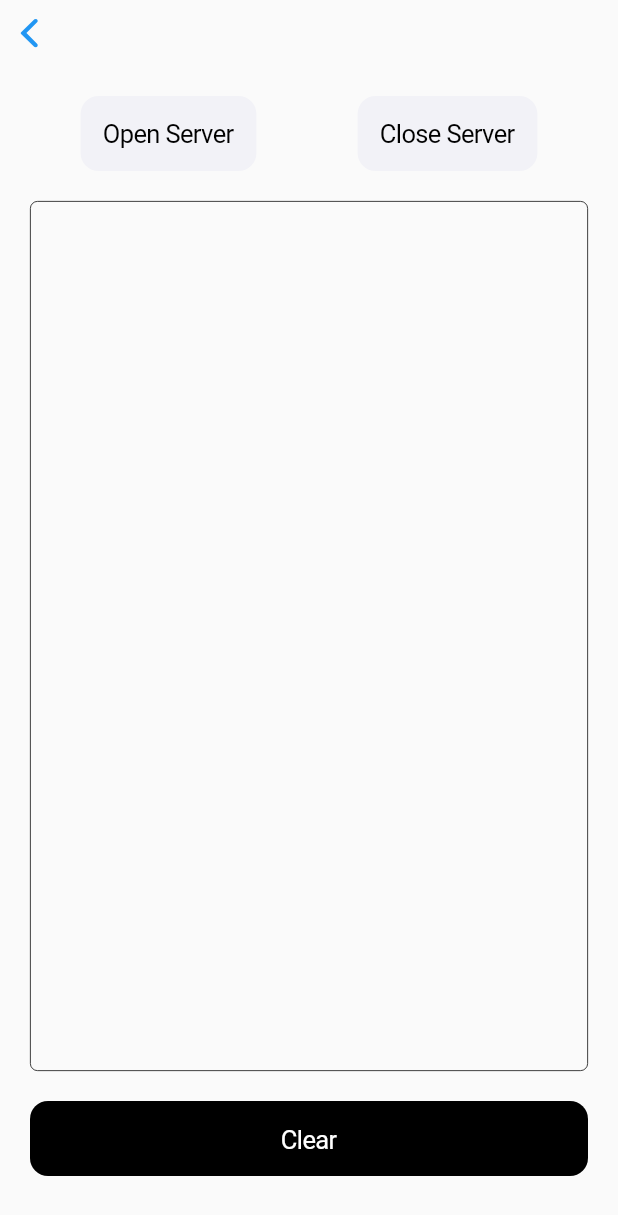
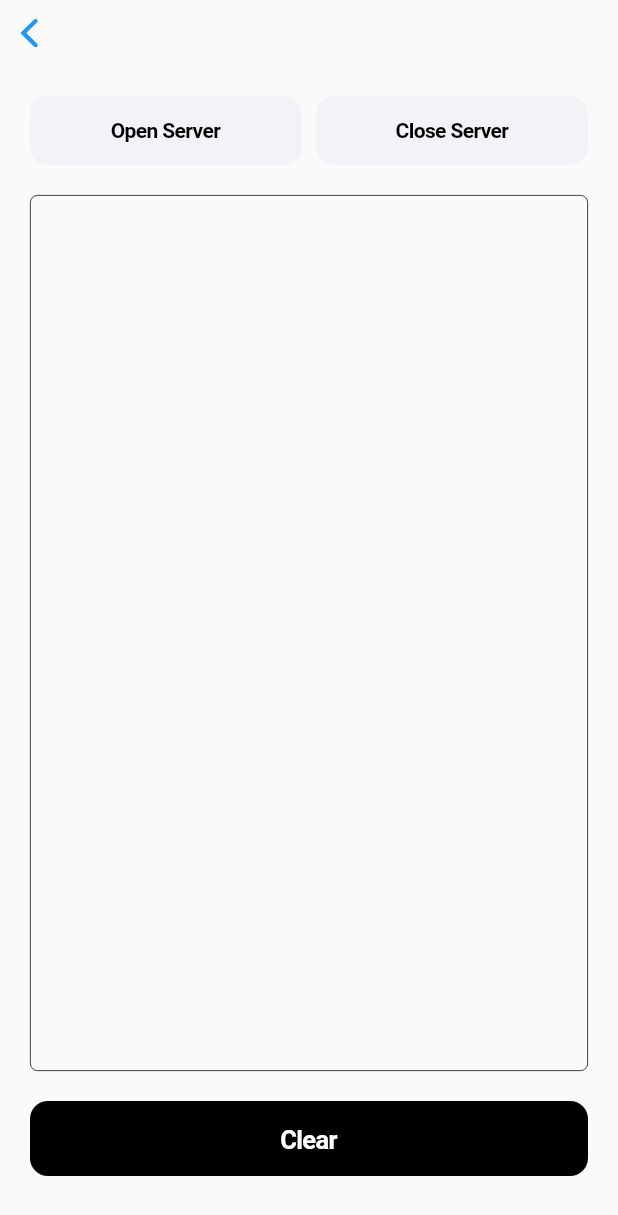
Before and after one commit to sohay19/Flutter_TCP_Server, a Flutter app: the CupertinoMainPage screen opened directly with empty values, on a phone screen of 412 x 824 dp. Shown: the top 1215 px of the screen. Run offline on Flutter 3.47's test engine with Material 2 defaults, Android fonts, the phone set to English and light mode, and no system bars; our stand-ins replace connectivity_plus; missing offline and left inert: network_info_plus.

Commit message:
ios ui 수정

```diff
--- a/lib/view/cupertino/main_cupertino_view.dart
+++ b/lib/view/cupertino/main_cupertino_view.dart
@@ -50,6 +50,7 @@ class _MaterialMainPageState extends State<CupertinoMainPage> {
                   'Clear',
                   style: TextStyle(
                     color: CupertinoColors.white,
+                    fontWeight: FontWeight.bold,
                   ),
                 ),
                 onPressed: () {
@@ -73,31 +74,42 @@ class _ButtonMenu extends StatelessWidget {
     return Row(
       mainAxisAlignment: MainAxisAlignment.spaceAround,
       children: [
-        CupertinoButton(
+        Expanded(
+          child: CupertinoButton(
             padding: EdgeInsets.all(15),
             color: CupertinoColors.systemGroupedBackground,
             child: Text(
               'Open Server',
               style: TextStyle(
                 color: CupertinoColors.black,
+                fontWeight: FontWeight.bold,
+                fontSize: 14,
               ),
             ),
             onPressed: () {
               context.read<MainProvider>().openServer();
             },
           ),
-        CupertinoButton(
+        ),
+        SizedBox(
+          width: 10,
+        ),
+        Expanded(
+          child: CupertinoButton(
             padding: EdgeInsets.all(15),
             color: CupertinoColors.systemGroupedBackground,
             child: Text(
               'Close Server',
               style: TextStyle(
                 color: CupertinoColors.black,
+                fontWeight: FontWeight.bold,
+                fontSize: 14,
               ),
             ),
             onPressed: () {
               context.read<MainProvider>().closeServer();
             },
+          ),
         ),
       ],
     );
```
Also changed, not shown: 2 other files. Lines whose indentation alone changed are shown as unchanged.
